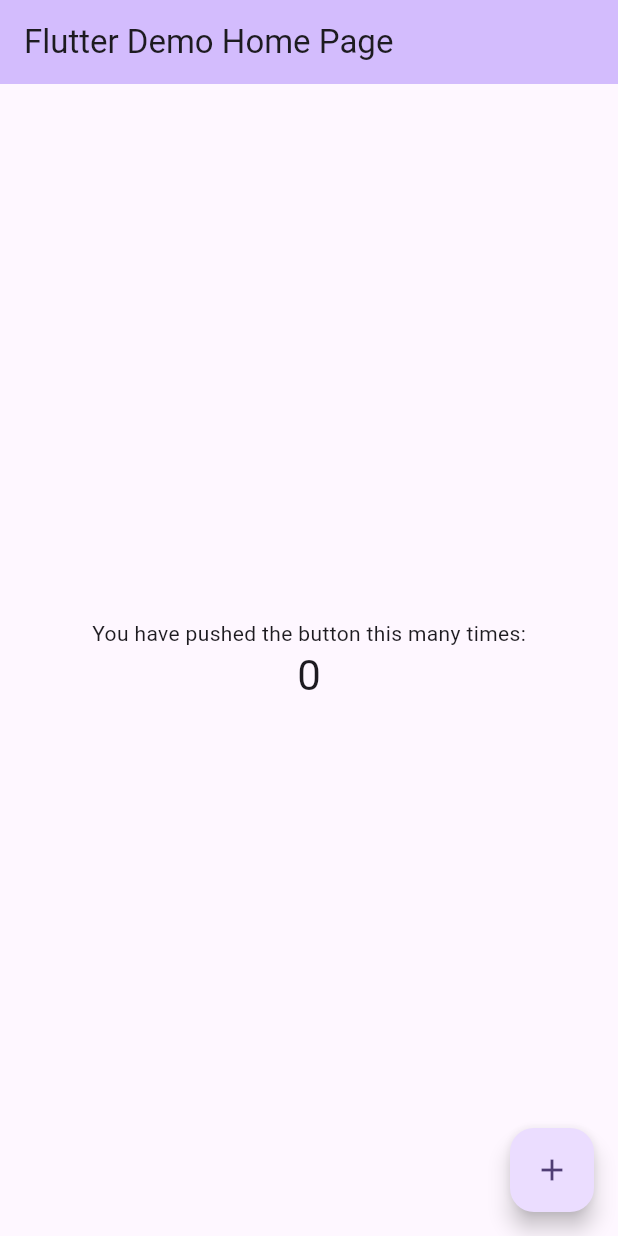
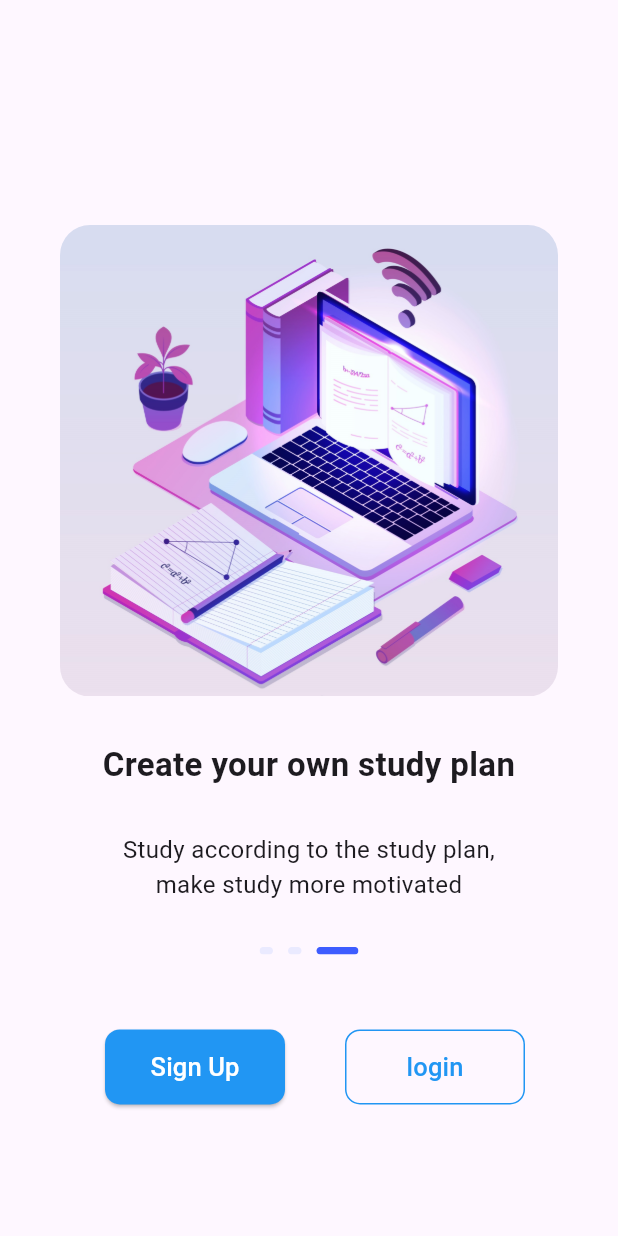
Before and after one commit to NURISLAMCODE/learning_app, a Flutter app: the screen it shows after launch, on a phone screen of 412 x 824 dp. Run offline on Flutter 3.47's test engine with Material 2 defaults, Android fonts, the light colour scheme and no system bars; our stand-ins replace flutter_svg.

Commit message:
S Initial Page design

```diff
--- /dev/null
+++ b/lib/consts/consts.dart
@@ -0,0 +1 @@
+export './images.dart';
--- /dev/null
+++ b/lib/consts/images.dart
@@ -0,0 +1,8 @@
+// icons
+
+const iconP1 = "assets/icons/pavigation.svg";
+
+// images
+
+const imgA1 = "assets/images/a1.jpg";
+const imgA2 = "assets/images/a2.jpg";
--- a/lib/main.dart
+++ b/lib/main.dart
@@ -1,4 +1,5 @@
 import 'package:flutter/material.dart';
+import 'package:learningapp/views/singupOrLogin.dart';
 
 void main() {
   runApp(const MyApp());
@@ -11,115 +12,13 @@ class MyApp extends StatelessWidget {
   @override
   Widget build(BuildContext context) {
     return MaterialApp(
+      debugShowCheckedModeBanner: false,
       title: 'Flutter Demo',
       theme: ThemeData(
-        // This is the theme of your application.
-        //
-        // TRY THIS: Try running your application with "flutter run". You'll see
-        // the application has a blue toolbar. Then, without quitting the app,
-        // try changing the seedColor in the colorScheme below to Colors.green
-        // and then invoke "hot reload" (save your changes or press the "hot
-        // reload" button in a Flutter-supported IDE, or press "r" if you used
-        // the command line to start the app).
-        //
-        // Notice that the counter didn't reset back to zero; the application
-        // state is not lost during the reload. To reset the state, use hot
-        // restart instead.
-        //
-        // This works for code too, not just values: Most code changes can be
-        // tested with just a hot reload.
         colorScheme: ColorScheme.fromSeed(seedColor: Colors.deepPurple),
         useMaterial3: true,
       ),
-      home: const MyHomePage(title: 'Flutter Demo Home Page'),
+      home: SignupOrLogin(),
     );
   }
 }
-
-class MyHomePage extends StatefulWidget {
-  const MyHomePage({super.key, required this.title});
-
-  // This widget is the home page of your application. It is stateful, meaning
-  // that it has a State object (defined below) that contains fields that affect
-  // how it looks.
-
-  // This class is the configuration for the state. It holds the values (in this
-  // case the title) provided by the parent (in this case the App widget) and
-  // used by the build method of the State. Fields in a Widget subclass are
-  // always marked "final".
-
-  final String title;
-
-  @override
-  State<MyHomePage> createState() => _MyHomePageState();
-}
-
-class _MyHomePageState extends State<MyHomePage> {
-  int _counter = 0;
-
-  void _incrementCounter() {
-    setState(() {
-      // This call to setState tells the Flutter framework that something has
-      // changed in this State, which causes it to rerun the build method below
-      // so that the display can reflect the updated values. If we changed
-      // _counter without calling setState(), then the build method would not be
-      // called again, and so nothing would appear to happen.
-      _counter++;
-    });
-  }
-
-  @override
-  Widget build(BuildContext context) {
-    // This method is rerun every time setState is called, for instance as done
-    // by the _incrementCounter method above.
-    //
-    // The Flutter framework has been optimized to make rerunning build methods
-    // fast, so that you can just rebuild anything that needs updating rather
-    // than having to individually change instances of widgets.
-    return Scaffold(
-      appBar: AppBar(
-        // TRY THIS: Try changing the color here to a specific color (to
-        // Colors.amber, perhaps?) and trigger a hot reload to see the AppBar
-        // change color while the other colors stay the same.
-        backgroundColor: Theme.of(context).colorScheme.inversePrimary,
-        // Here we take the value from the MyHomePage object that was created by
-        // the App.build method, and use it to set our appbar title.
-        title: Text(widget.title),
-      ),
-      body: Center(
-        // Center is a layout widget. It takes a single child and positions it
-        // in the middle of the parent.
-        child: Column(
-          // Column is also a layout widget. It takes a list of children and
-          // arranges them vertically. By default, it sizes itself to fit its
-          // children horizontally, and tries to be as tall as its parent.
-          //
-          // Column has various properties to control how it sizes itself and
-          // how it positions its children. Here we use mainAxisAlignment to
-          // center the children vertically; the main axis here is the vertical
-          // axis because Columns are vertical (the cross axis would be
-          // horizontal).
-          //
-          // TRY THIS: Invoke "debug painting" (choose the "Toggle Debug Paint"
-          // action in the IDE, or press "p" in the console), to see the
-          // wireframe for each widget.
-          mainAxisAlignment: MainAxisAlignment.center,
-          children: <Widget>[
-            const Text(
-              'You have pushed the button this many times:',
-            ),
-            Text(
-              '$_counter',
-              style: Theme.of(context).textTheme.headlineMedium,
-            ),
-          ],
-        ),
-      ),
-      floatingActionButton: FloatingActionButton(
-        onPressed: _incrementCounter,
-        tooltip: 'Increment',
-        child: const Icon(Icons.add),
-      ), // This trailing comma makes auto-formatting nicer for build methods.
-    );
-  }
-}
--- /dev/null
+++ b/lib/views/singupOrLogin.dart
@@ -0,0 +1,81 @@
+import 'package:flutter/material.dart';
+import 'package:learningapp/consts/consts.dart';
+import 'package:flutter_svg/flutter_svg.dart';
+
+class SignupOrLogin extends StatelessWidget {
+  const SignupOrLogin({super.key});
+
+  @override
+  Widget build(BuildContext context) {
+    return Scaffold(
+      body: Padding(
+        padding: EdgeInsets.only(left: 40, right: 40, top: 150),
+        child: Column(
+          children: [
+            ClipRRect(
+                borderRadius: BorderRadius.circular(20.0),
+                child: Image.asset(imgA1)),
+            SizedBox(height: 30),
+            Padding(
+              padding: EdgeInsets.only(left: 15, right: 15),
+              child: Text(
+                'Create your own study plan',
+                textAlign: TextAlign.center,
+                style: TextStyle(fontWeight: FontWeight.w700, fontSize: 22),
+              ),
+            ),
+            SizedBox(height: 30),
+            Padding(
+              padding: EdgeInsets.only(left: 20, right: 20),
+              child: Text(
+                'Study according to the study plan, make study more motivated',
+                style: TextStyle(fontSize: 16),
+                textAlign: TextAlign.center,
+              ),
+            ),
+            SizedBox(height: 30),
+            SvgPicture.asset(iconP1),
+            SizedBox(height: 50),
+            Row(
+              children: [
+                SizedBox(width: 30),
+                Container(
+                  width: 120,
+                  height: 50,
+                  child: ElevatedButton(
+                      style: ButtonStyle(
+                        shape:
+                            MaterialStateProperty.all<RoundedRectangleBorder>(
+                                RoundedRectangleBorder(
+                                    borderRadius: BorderRadius.circular(10))),
+                        backgroundColor: MaterialStateProperty.all(Colors.blue),
+                      ),
+                      onPressed: () {},
+                      child: Text(
+                        'Sign Up',
+                        style: TextStyle(color: Colors.white, fontSize: 17),
+                      )),
+                ),
+                SizedBox(width: 40),
+                Container(
+                  width: 120,
+                  height: 50,
+                  child: OutlinedButton(
+                      style: OutlinedButton.styleFrom(
+                          shape: RoundedRectangleBorder(
+                              borderRadius: BorderRadius.circular(10.0)),
+                          side: BorderSide(color: Colors.blue)),
+                      onPressed: () {},
+                      child: Text(
+                        'login',
+                        style: TextStyle(color: Colors.blue, fontSize: 17),
+                      )),
+                ),
+              ],
+            )
+          ],
+        ),
+      ),
+    );
+  }
+}
```
Also changed, not shown: pubspec.yaml (+7 -3 lines), assets/icons/pavigation.svg (added), assets/images/a1.jpg (added), assets/images/a2.jpg (added), lib/splash.dart (deleted), pubspec.lock.
